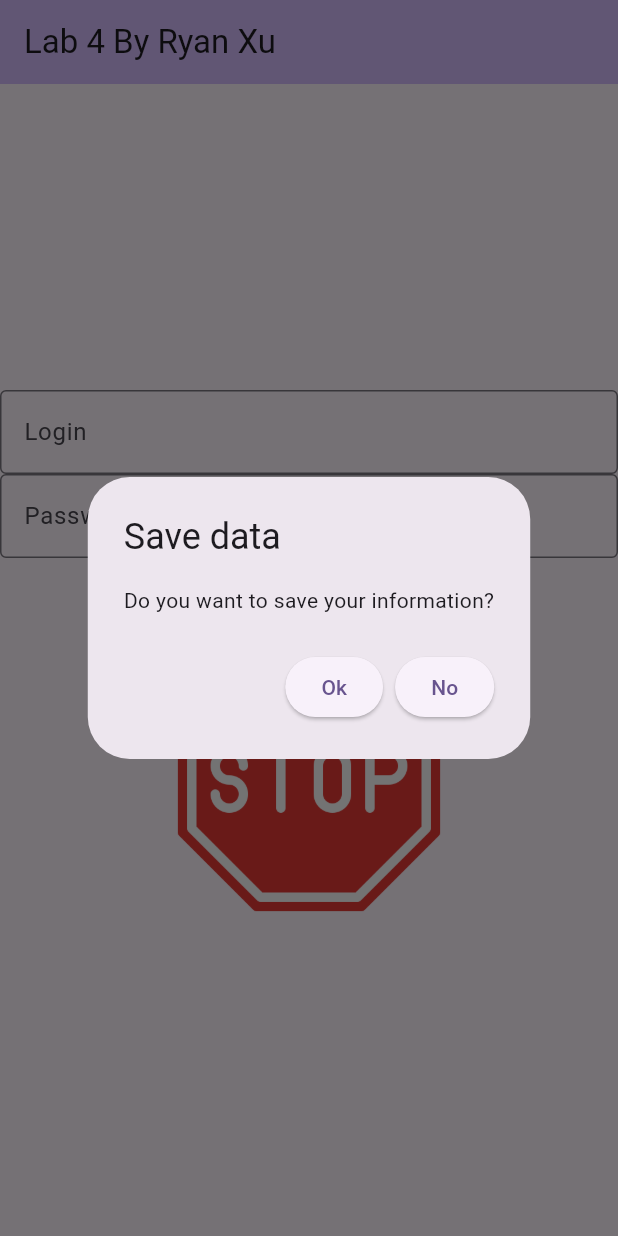
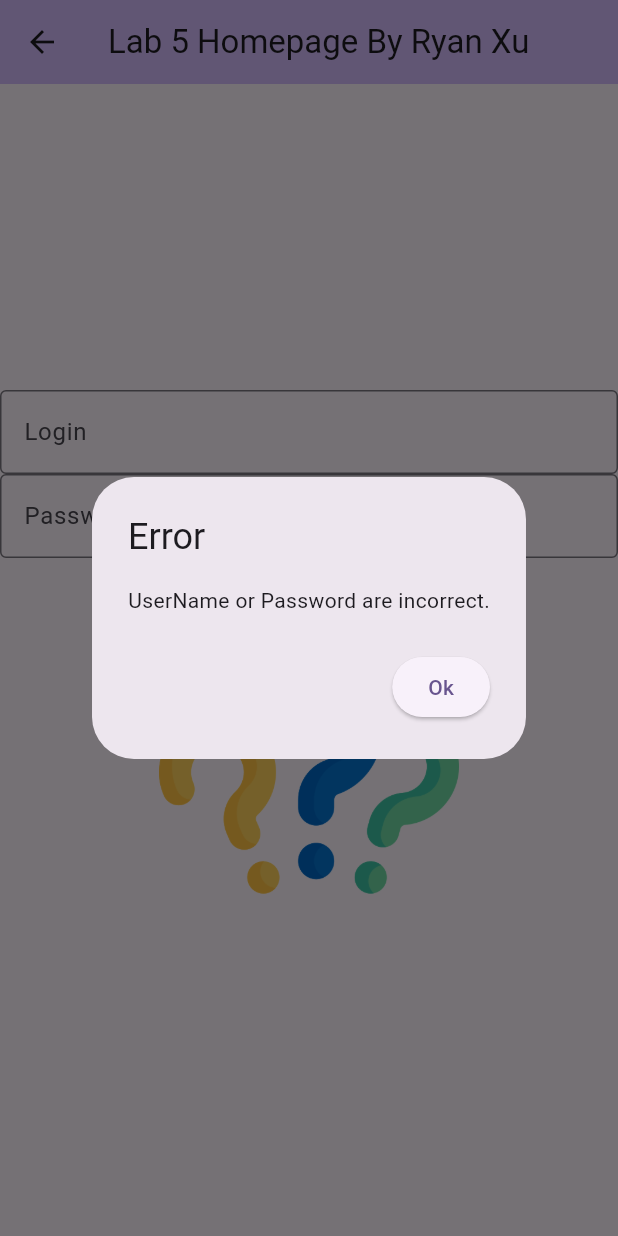
Before and after one commit to RyanXu11/CST2335_031_Labs, a Flutter app: the screen it shows after launch, after a tap on "Login", on a phone screen of 412 x 824 dp. Run offline on Flutter 3.47's test engine with Material 3 defaults, Android fonts, the phone set to English and light mode, and no system bars; missing offline and left inert: encrypted_shared_preferences; statements that could not run were skipped.

Commit message:
Lab 5 version 1

```diff
--- a/lib/main.dart
+++ b/lib/main.dart
@@ -1,3 +1,5 @@
+import 'ProfilePage.dart';
+import 'repository.dart';
 import 'package:flutter/material.dart';
 // import 'package:shared_preferences/shared_preferences.dart';
 import 'package:encrypted_shared_preferences/encrypted_shared_preferences.dart';
@@ -16,7 +18,19 @@ class MyApp extends StatelessWidget {
     return MaterialApp(
       debugShowCheckedModeBanner: false,
       title: 'Flutter Demo',
+      home: const MyHomePage(title: 'Lab 5 By Ryan Xu'),
+      routes: {
+         // name        : Constructor for pages
+        '/ProfilePage'  : (context) => ProfilePage(),
+        '/Homepage' : (context) => MyHomePage(title:'Lab 5 Homepage By Ryan Xu')  // can't use '/'
+      },
+      initialRoute: '/Homepage' , //initial is the homepage, '/' can't be used
       theme: ThemeData(
+        colorScheme: ColorScheme.fromSeed(seedColor: Colors.deepPurple),
+        useMaterial3: true,
+      ),
+
+      // theme: ThemeData(
         // This is the theme of your application.
         //
         // TRY THIS: Try running your application with "flutter run". You'll see
@@ -32,10 +46,8 @@ class MyApp extends StatelessWidget {
         //
         // This works for code too, not just values: Most code changes can be
         // tested with just a hot reload.
-        colorScheme: ColorScheme.fromSeed(seedColor: Colors.deepPurple),
-        useMaterial3: true,
-      ),
-      home: const MyHomePage(title: 'Lab 4 By Ryan Xu'),
+        // colorScheme: ColorScheme.fromSeed(seedColor: Colors.deepPurple),
+        // useMaterial3: true,
       );
   }
 }
@@ -67,7 +79,7 @@ class _MyHomePageState extends State<MyHomePage> {
 
   late EncryptedSharedPreferences storedData = EncryptedSharedPreferences();
   // final SharedPreferences storedData = await SharedPreferences.getInstance(); // await
-  String fieldUserName = 'UserName';  // fieldname for 'UserName'
+  String fieldUserName = 'loginName';  // fieldname for 'UserName'
   String fieldPassword = 'Password';  // fieldname for 'Password'
 
   @override
@@ -77,7 +89,8 @@ class _MyHomePageState extends State<MyHomePage> {
     _passwordController = TextEditingController();
     // storedData = EncryptedSharedPreferences();
 
-    loadSavedData();
+    // loadSavedData();
+    DataRepository.loadData();
   }
 
   // This function is used to load saved data
@@ -156,49 +169,66 @@ class _MyHomePageState extends State<MyHomePage> {
     );
   }
 
-
   @override
   void dispose() {  // unloading page, dispose the controllers to free up resources
     _loginController.dispose();
     _passwordController.dispose();
     super.dispose();
+    //save DataRepository
+    DataRepository.saveData();
   }
 
   // function for buttonClicked
   void buttonClicked(){
+    var loginName = _loginController.value.text;
     var userTyped2 = _passwordController.value.text;
-    setState(() {
-      _imagePath = userTyped2 == correctPassword
-          ? 'images/idea.png'
-          : 'images/stop.png';
-    });
 
+    if (userTyped2 == correctPassword) {
+      _imagePath = 'images/idea.png';
+      // Navigate to ProfilePage
+      // DataRepository.saveLoginName(loginName);
+      DataRepository.saveData();
+      Navigator.pushNamed(context,'/ProfilePage');
+    } else {
+      'images/stop.png';
       showDialog<String>(
         context: context,
         builder: (BuildContext context) => AlertDialog(
-        title: const Text('Save data'),
-        content: const Text('Do you want to save your information?'),
+          title: const Text('Error'),
+          content: const Text('UserName or Password are incorrect.'),
           actions: <Widget>[
             ElevatedButton(
               child:Text("Ok"),
               onPressed: () {
-              saveData();
-              Navigator.pop(context);
+                // saveData();
+                Navigator.pop(context);  // or Navigator.of(context).pop();
               },
             ),
-          ElevatedButton( //ElevatedButton or FilledButton or OutlineButton or TextButton
-            child: Text("No"),
-            onPressed: () {
-              clearData();
-              Navigator.pop(context);
-            },
-          // FilledButton(onPressed: (){ Navigator.pop(context);}, child: Text("Cancel")),
-          // OutlinedButton(onPressed: (){ Navigator.pop(context);}, child: Text("Delete")),
-          // Image.asset("images/algonquin.jpg", width:100, height: 100),
-          ),
+            // ElevatedButton( //ElevatedButton or FilledButton or OutlineButton or TextButton
+            //   child: Text("No"),
+            //   onPressed: () {
+            //     clearData();
+            //     Navigator.pop(context);
+            //   },
+            //   // FilledButton(onPressed: (){ Navigator.pop(context);}, child: Text("Cancel")),
+            //   // OutlinedButton(onPressed: (){ Navigator.pop(context);}, child: Text("Delete")),
+            //   // Image.asset("images/algonquin.jpg", width:100, height: 100),
+            // ),
           ],
         ),
       );
+
+
+    }
+
+    // setState(() {
+    //   _imagePath = userTyped2 == correctPassword
+    //       ? 'images/idea.png'
+    //       : 'images/stop.png';
+    // });
+
+
+
   }
 
 
--- /dev/null
+++ b/lib/repository.dart
@@ -0,0 +1,45 @@
+
+//responsible for loading and saving itself
+import 'dart:async';
+
+import 'package:encrypted_shared_preferences/encrypted_shared_preferences.dart';
+
+class DataRepository{
+
+  static String firstName = ""; //initially it's empty string
+  static String lastName = "";
+  static String loginName = "";
+
+  static void loadData()
+  {
+    //load your variables here
+    var prefs = EncryptedSharedPreferences();
+    prefs.getString("loginName").then( (endProduct) {loginName = endProduct;});
+    //firstName =  await prefs.getString("firstName");
+  }
+
+
+  static void saveLoginName(loginName)
+  {
+    //save your variables
+    var prefs = EncryptedSharedPreferences();
+    if (loginName!= null && loginName.isNotEmpty){
+      prefs.setString("loginName", loginName);
+    }
+  }
+
+  static void saveData()
+  {
+    //save your variables
+    var prefs = EncryptedSharedPreferences();
+    if (loginName!= null && loginName.isNotEmpty){
+      prefs.setString("loginName", loginName);
+    }
+    if (firstName!= null && firstName.isNotEmpty){
+      prefs.setString("firstName", firstName);
+    }
+    if (lastName!= null && lastName.isNotEmpty){
+      prefs.setString("lastName", lastName);
+    }
+  }
+}
--- a/pubspec.yaml
+++ b/pubspec.yaml
@@ -36,6 +36,7 @@ dependencies:
   # The following adds the Cupertino Icons font to your application.
   # Use with the CupertinoIcons class for iOS style icons.
   cupertino_icons: ^1.0.6
+  url_launcher: ^6.3.0
 
 dev_dependencies:
   flutter_test:
@@ -46,7 +47,7 @@ dev_dependencies:
   # activated in the `analysis_options.yaml` file located at the root of your
   # package. See that file for information about deactivating specific lint
   # rules and activating additional ones.
-  flutter_lints: ^3.0.0
+  flutter_lints: ^4.0.0
   shared_preferences: ^2.2.3
   encrypted_shared_preferences: ^3.0.1
 
```
Also changed, not shown: lib/ProfilePage.dart (added, +199 -0 lines), pubspec.lock, 5 other files. Lines whose indentation alone changed are shown as unchanged.
